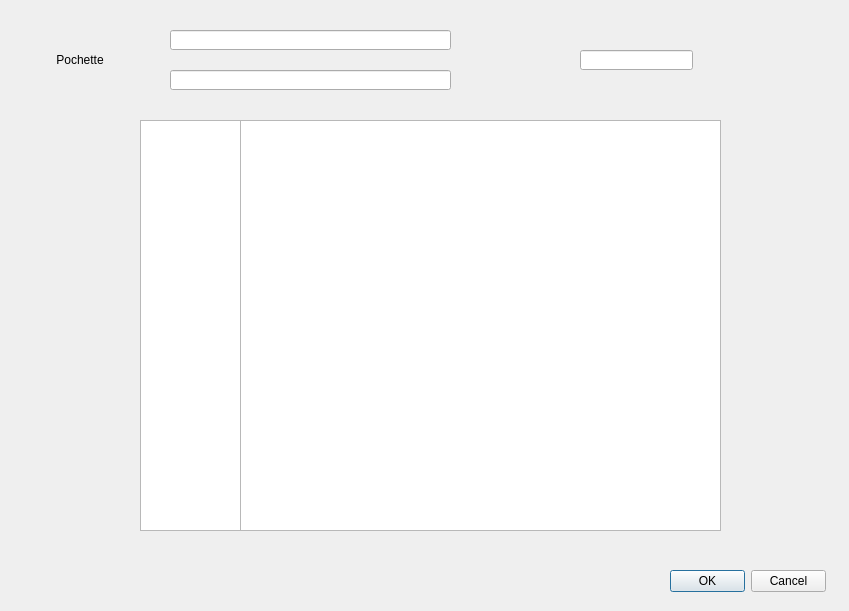
First picture: the form in projet-musique/core/modifieralbumdialog.ui, repository toopoormaghell/projet-musique, before the edit.
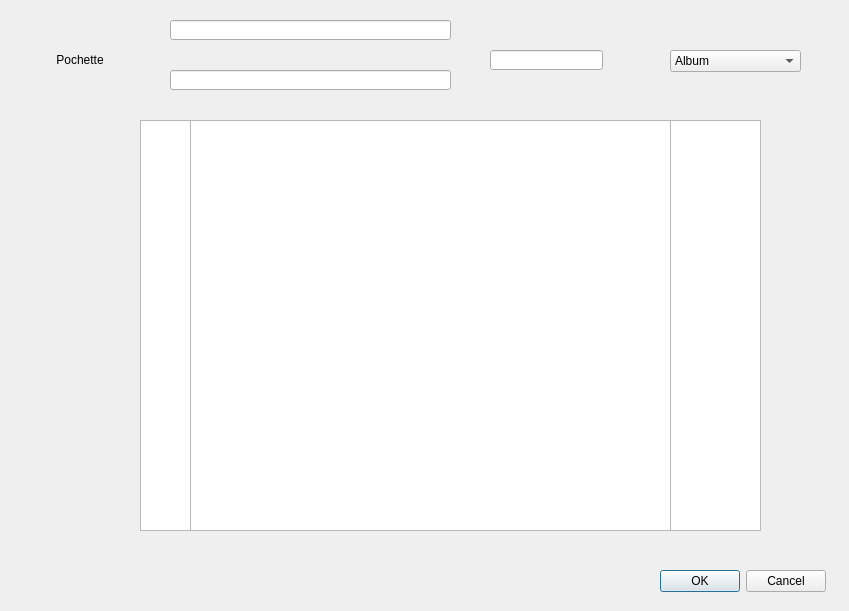
Second picture: the form after the edit.

Commit message: La modification de l'album Phys ajoute le nouvel album mais ne supprime pas l'ancien.

Patch:
```diff
--- a/projet-musique/core/modifieralbumdialog.ui
+++ b/projet-musique/core/modifieralbumdialog.ui
@@ -45,7 +45,7 @@
    <property name="geometry">
     <rect>
      <x>170</x>
-     <y>30</y>
+     <y>20</y>
      <width>281</width>
      <height>20</height>
     </rect>
@@ -64,9 +64,9 @@
   <widget class="QDialogButtonBox" name="buttonBox">
    <property name="geometry">
     <rect>
-     <x>670</x>
+     <x>535</x>
      <y>570</y>
-     <width>156</width>
+     <width>291</width>
      <height>23</height>
     </rect>
    </property>
@@ -77,7 +77,7 @@
   <widget class="QLineEdit" name="Annee">
    <property name="geometry">
     <rect>
-     <x>580</x>
+     <x>490</x>
      <y>50</y>
      <width>113</width>
      <height>20</height>
@@ -87,7 +87,7 @@
   <widget class="QListWidget" name="Titres">
    <property name="geometry">
     <rect>
-     <x>240</x>
+     <x>190</x>
      <y>120</y>
      <width>481</width>
      <height>411</height>
@@ -102,7 +102,48 @@
     <rect>
      <x>140</x>
      <y>120</y>
-     <width>101</width>
+     <width>51</width>
+     <height>411</height>
+    </rect>
+   </property>
+   <property name="alternatingRowColors">
+    <bool>true</bool>
+   </property>
+  </widget>
+  <widget class="QComboBox" name="Type">
+   <property name="geometry">
+    <rect>
+     <x>670</x>
+     <y>50</y>
+     <width>131</width>
+     <height>22</height>
+    </rect>
+   </property>
+   <property name="maxCount">
+    <number>10</number>
+   </property>
+   <item>
+    <property name="text">
+     <string>Album</string>
+    </property>
+   </item>
+   <item>
+    <property name="text">
+     <string>Compil</string>
+    </property>
+   </item>
+   <item>
+    <property name="text">
+     <string>Single</string>
+    </property>
+   </item>
+  </widget>
+  <widget class="QListWidget" name="Duree">
+   <property name="geometry">
+    <rect>
+     <x>670</x>
+     <y>120</y>
+     <width>91</width>
      <height>411</height>
     </rect>
    </property>
```
The commit also changes 4 other files.
